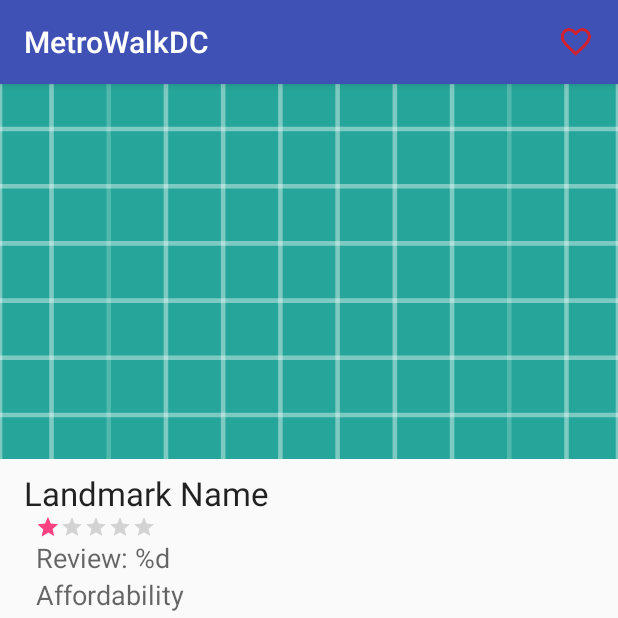
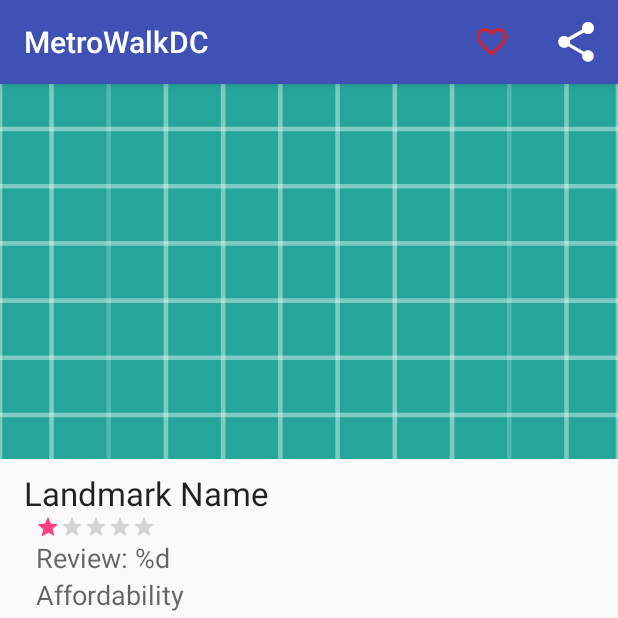
Before and after one commit to ih27/metrowalkdc, an Android app: the LandmarkDetailActivity screen opened directly, with no data from a screen before it, on a phone screen of 412 x 824 dp, the top half of it. Run offline under Robolectric (Android 15) with nearby library versions, the phone set to English and light mode, and no system bars; 5 statements that could not run were skipped.

Commit message:
Share functionality is implemented with ShareActionProvider class

```diff
--- a/app/src/main/java/co/swatisi/team/metrowalkdc/activity/LandmarkDetailActivity.kt
+++ b/app/src/main/java/co/swatisi/team/metrowalkdc/activity/LandmarkDetailActivity.kt
@@ -4,10 +4,14 @@ import android.support.v7.app.AppCompatActivity
 import android.os.Bundle
 import android.view.Menu
 import android.view.MenuItem
+import android.support.v7.widget.ShareActionProvider
 import co.swatisi.team.metrowalkdc.R
 import co.swatisi.team.metrowalkdc.model.Landmark
 import co.swatisi.team.metrowalkdc.utility.PersistenceManager
 import kotlinx.android.synthetic.main.activity_landmark_detail.*
+import android.content.Intent
+import android.support.v4.view.MenuItemCompat
+
 
 class LandmarkDetailActivity : AppCompatActivity() {
     private val tag = "LandmarkDetailActivity"
@@ -15,6 +19,7 @@ class LandmarkDetailActivity : AppCompatActivity() {
     private var isFavorite = false
     private lateinit var landmark: Landmark
     private lateinit var persistenceManager: PersistenceManager
+    private var shareActionProvider: ShareActionProvider? = null
 
     override fun onCreate(savedInstanceState: Bundle?) {
         super.onCreate(savedInstanceState)
@@ -35,18 +40,25 @@ class LandmarkDetailActivity : AppCompatActivity() {
 
     override fun onCreateOptionsMenu(menu: Menu): Boolean {
         // Inflate the menu; this adds items to the action bar if it is present
-        menuInflater.inflate(R.menu.favorite_menu, menu)
+        menuInflater.inflate(R.menu.landmark_detail_menu, menu)
         this.menu = menu
 
         // If the landmark is saved to the favorites, change the icon
         if(persistenceManager.isFavorite(landmark))
             favoriteButtonOn()
+
+        // Locate MenuItem with ShareActionProvider
+        val shareButton = menu.findItem(R.id.share_menu_item)
+        // Fetch and store ShareActionProvider
+        shareActionProvider = MenuItemCompat.getActionProvider(shareButton) as ShareActionProvider
+        setShareIntent()
+
         return true
     }
 
     override fun onOptionsItemSelected(item: MenuItem): Boolean {
         return when (item.itemId) {
-            R.id.favorite -> {
+            R.id.favorite_menu_item -> {
                 // Favorite button clicked
                 toggle()
                 true
@@ -76,14 +88,24 @@ class LandmarkDetailActivity : AppCompatActivity() {
     }
 
     private fun favoriteButtonOn() {
-        val item = menu.findItem(R.id.favorite)
+        val item = menu.findItem(R.id.favorite_menu_item)
         item.setIcon(R.drawable.ic_favorite_on)
         isFavorite = true
     }
 
     private fun favoriteButtonOff() {
-        val item = menu.findItem(R.id.favorite)
+        val item = menu.findItem(R.id.favorite_menu_item)
         item.setIcon(R.drawable.ic_favorite_off)
         isFavorite = false
     }
+
+    // Call to set the share intent
+    private fun setShareIntent() {
+        // Share button implicit intent
+        val shareIntent = Intent()
+        shareIntent.action = Intent.ACTION_SEND
+        shareIntent.type = getString(R.string.share_mime_type)
+        shareIntent.putExtra(Intent.EXTRA_TEXT, landmark.textToShare())
+        shareActionProvider?.setShareIntent(shareIntent)
+    }
 }
--- a/app/src/main/res/menu/favorite_menu.xml
+++ /dev/null
@@ -1,9 +0,0 @@
-<menu xmlns:android="http://schemas.android.com/apk/res/android"
-    xmlns:app="http://schemas.android.com/apk/res-auto">
-    <item
-        android:id="@+id/favorite"
-        android:title=""
-        app:showAsAction="always"
-        android:icon="@drawable/ic_favorite_off"
-        />
-</menu>
--- /dev/null
+++ b/app/src/main/res/menu/landmark_detail_menu.xml
@@ -0,0 +1,15 @@
+<menu xmlns:android="http://schemas.android.com/apk/res/android"
+    xmlns:app="http://schemas.android.com/apk/res-auto">
+    <item
+        android:id="@+id/favorite_menu_item"
+        android:title="@string/favorite_menu_title"
+        app:showAsAction="ifRoom"
+        android:icon="@drawable/ic_favorite_off"/>
+
+    <item
+        android:id="@+id/share_menu_item"
+        android:title="@string/share_menu_title"
+        app:showAsAction="ifRoom"
+        android:icon="@drawable/ic_share"
+        app:actionProviderClass="android.support.v7.widget.ShareActionProvider"/>
+</menu>
--- a/app/src/main/res/values/strings.xml
+++ b/app/src/main/res/values/strings.xml
@@ -17,5 +17,9 @@
     <string name="landmark_detail_address">Address</string>
     <string name="search_title">Search</string>
     <string name="search_hint">Find a station</string>
+    <string name="favorite_menu_title">Favorite</string>
+    <string name="share_menu_title">Share</string>
+    <string name="share_intent_title">Share the landmark...</string>
+    <string name="share_mime_type">text/plain</string>
 
 </resources>
```
Also changed, not shown: app/src/main/java/co/swatisi/team/metrowalkdc/model/Landmark.kt (+10 -1 lines), app/src/main/res/drawable-hdpi/ic_share.png (added), app/src/main/res/drawable-mdpi/ic_share.png (added), app/src/main/res/drawable-xhdpi/ic_share.png (added), app/src/main/res/drawable-xxhdpi/ic_share.png (added), 1 other file.
